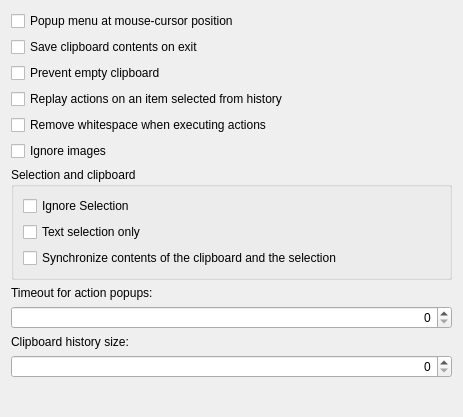
mgottschlag/kwin-tiling, file klipper/generalconfig.ui: the form before one commit.
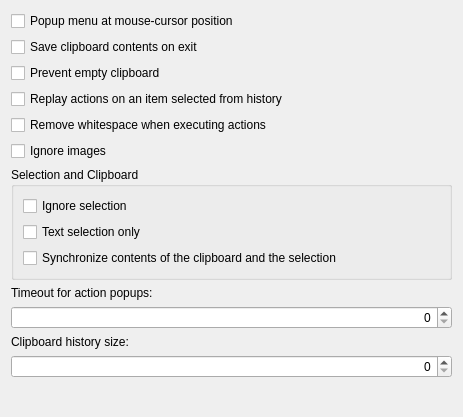
The form after the commit. Custom widgets are drawn as their Qt base class.

Diff of the .ui file:
```diff
--- a/klipper/generalconfig.ui
+++ b/klipper/generalconfig.ui
@@ -56,13 +56,13 @@
    <item>
     <widget class="QGroupBox" name="selection_group">
      <property name="title">
-      <string>Selection and clipboard</string>
+      <string>Selection and Clipboard</string>
      </property>
      <layout class="QVBoxLayout" name="verticalLayout">
       <item>
        <widget class="QCheckBox" name="kcfg_IgnoreSelection">
         <property name="text">
-         <string>Ignore Selection</string>
+         <string>Ignore selection</string>
         </property>
        </widget>
       </item>
```
